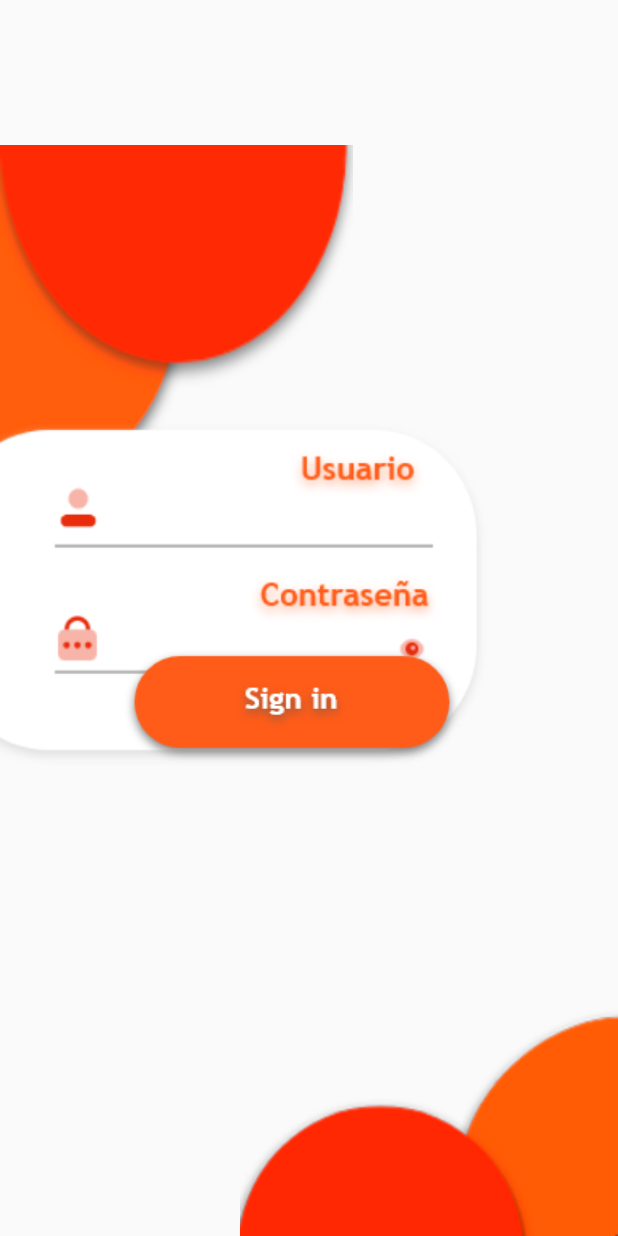
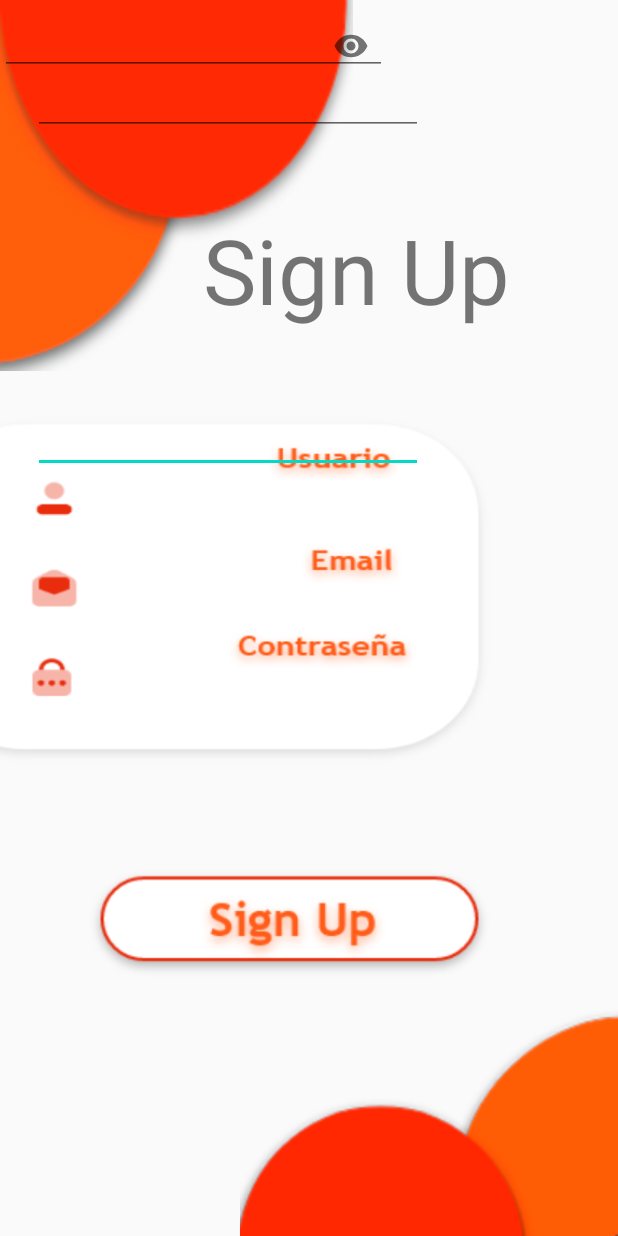
Before and after one commit to williamtocto/alaja_music, an Android app: the screen it shows after launch (Login before the commit, SignUp after it), after a tap on an icon or button, on a phone screen of 412 x 824 dp. Run offline under Robolectric (Android 15) with nearby library versions, the phone set to English and light mode, and no system bars.

Commit message:
Agregar controles a ventana Sign Up

```diff
--- a/app/src/main/java/com/example/alaja_music/MainActivity.java
+++ b/app/src/main/java/com/example/alaja_music/MainActivity.java
@@ -19,7 +19,7 @@ public class MainActivity extends AppCompatActivity {
     }
 
     public void Sign_up(View signUp){
-        Intent window_signUp= new Intent(this, Login.class);
+        Intent window_signUp= new Intent(this, SignUp.class);
         startActivity(window_signUp);
     }
 
--- a/app/src/main/res/layout/activity_login.xml
+++ b/app/src/main/res/layout/activity_login.xml
@@ -10,7 +10,7 @@
         android:id="@+id/arriba"
         android:layout_width="235dp"
         android:layout_height="247dp"
-        android:layout_marginBottom="480dp"
+        android:layout_marginBottom="492dp"
         android:background="@drawable/balls_up"
         app:layout_constraintBottom_toBottomOf="parent"
         app:layout_constraintEnd_toEndOf="parent"
@@ -102,7 +102,7 @@
         app:layout_constraintHorizontal_bias="0.437"
         app:layout_constraintStart_toStartOf="parent"
         app:layout_constraintTop_toBottomOf="@+id/arriba"
-        app:layout_constraintVertical_bias="0.218"
+        app:layout_constraintVertical_bias="0.61"
         tools:ignore="SpeakableTextPresentCheck" />
 
 </android.support.constraint.ConstraintLayout>
--- a/app/src/main/res/layout/activity_sign_up.xml
+++ b/app/src/main/res/layout/activity_sign_up.xml
@@ -39,5 +39,66 @@
         app:layout_constraintTop_toTopOf="parent"
         app:layout_constraintVertical_bias="0.469" />
 
+    <TextView
+        android:layout_width="209dp"
+        android:layout_height="80dp"
+        android:text="@string/texto_signUp"
+        android:textSize="60sp"
+        app:layout_constraintBottom_toBottomOf="parent"
+        app:layout_constraintEnd_toEndOf="parent"
+        app:layout_constraintHorizontal_bias="0.668"
+        app:layout_constraintStart_toStartOf="parent"
+        app:layout_constraintTop_toTopOf="parent"
+        app:layout_constraintVertical_bias="0.187" />
+
+    <EditText
+        android:id="@+id/editText"
+        android:layout_width="260dp"
+        android:layout_height="51dp"
+        android:layout_marginTop="264dp"
+        app:layout_constraintEnd_toEndOf="parent"
+        app:layout_constraintHorizontal_bias="0.145"
+        app:layout_constraintStart_toStartOf="parent"
+        app:layout_constraintTop_toTopOf="parent" />
+
+    <EditText
+        android:id="@+id/editText2"
+        android:layout_width="260dp"
+        android:layout_height="51dp"
+        app:layout_constraintBottom_toTopOf="@+id/textInputLayout"
+        app:layout_constraintEnd_toEndOf="parent"
+        app:layout_constraintHorizontal_bias="0.145"
+        app:layout_constraintStart_toStartOf="parent"
+        app:layout_constraintTop_toBottomOf="@+id/editText"
+        app:layout_constraintVertical_bias="0.755" />
+
+    <android.support.design.widget.TextInputLayout
+        android:id="@+id/textInputLayout"
+        android:layout_width="258dp"
+        android:layout_height="50dp"
+        app:passwordToggleEnabled="true"
+        tools:layout_editor_absoluteX="22dp"
+        tools:layout_editor_absoluteY="385dp"
+        >
+
+        <EditText
+            android:layout_width="match_parent"
+            android:layout_height="wrap_content"
+            android:inputType="textPassword"
+            />
+
+    </android.support.design.widget.TextInputLayout>
+
+    <Button
+        android:layout_width="271dp"
+        android:layout_height="75dp"
+        android:background="@drawable/btn_sign_up"
+        app:layout_constraintBottom_toBottomOf="parent"
+        app:layout_constraintEnd_toEndOf="parent"
+        app:layout_constraintHorizontal_bias="0.407"
+        app:layout_constraintStart_toStartOf="parent"
+        app:layout_constraintTop_toTopOf="parent"
+        app:layout_constraintVertical_bias="0.772" />
+
 
 </android.support.constraint.ConstraintLayout>
--- a/app/src/main/res/values/strings.xml
+++ b/app/src/main/res/values/strings.xml
@@ -3,4 +3,5 @@
     <string name="btn_login"></string>
     <string name="btn_sign_up"></string>
     <string name="titulo_del_album">Titulo del Album</string>
+    <string name="texto_signUp">Sign Up</string>
 </resources>
```
